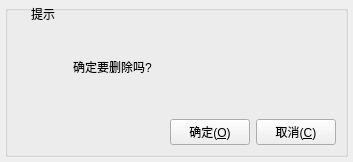
Qt form api/myMessageBox.ui (lvxiaowei/linux_lcCode) before a commit.
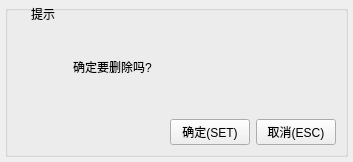
The same form after that commit. Icons and pictures are not drawn.

Patch:
```diff
--- a/api/myMessageBox.ui
+++ b/api/myMessageBox.ui
@@ -147,7 +147,7 @@
               <string notr="true"/>
              </property>
              <property name="text">
-              <string>确定(&amp;O)</string>
+              <string>确定(SET)</string>
              </property>
              <property name="icon">
               <iconset resource="../style.qrc">
@@ -176,7 +176,7 @@
               <string notr="true"/>
              </property>
              <property name="text">
-              <string>取消(&amp;C)</string>
+              <string>取消(ESC)</string>
              </property>
              <property name="icon">
               <iconset resource="../style.qrc">
```
